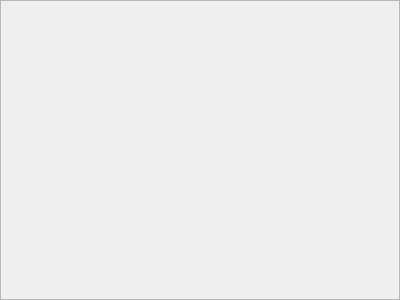
First picture: the form in createuser.ui, repository elPoublo256/PMP_Play_WClient, before the edit.
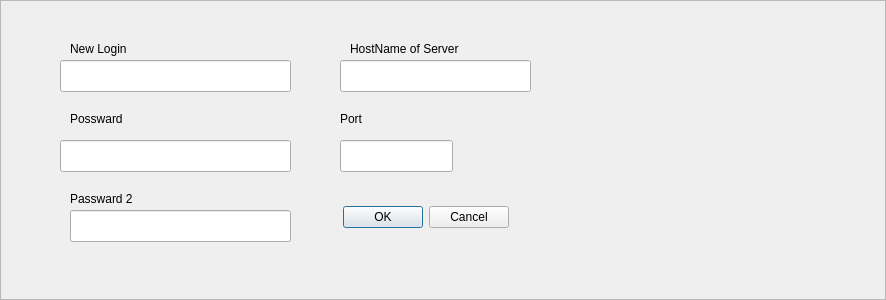
Second picture: the form after the edit.

```diff
--- a/createuser.ui
+++ b/createuser.ui
@@ -9,7 +9,7 @@
    <rect>
     <x>0</x>
     <y>0</y>
-    <width>400</width>
+    <width>886</width>
     <height>300</height>
    </rect>
   </property>
@@ -19,5 +19,139 @@
   <property name="windowTitle">
    <string>Frame</string>
   </property>
+  <property name="frameShape">
+   <enum>QFrame::StyledPanel</enum>
+  </property>
+  <property name="frameShadow">
+   <enum>QFrame::Raised</enum>
+  </property>
+  <widget class="QLabel" name="label">
+   <property name="geometry">
+    <rect>
+     <x>70</x>
+     <y>40</y>
+     <width>59</width>
+     <height>18</height>
+    </rect>
+   </property>
+   <property name="text">
+    <string>New Login</string>
+   </property>
+  </widget>
+  <widget class="QLabel" name="label_2">
+   <property name="geometry">
+    <rect>
+     <x>70</x>
+     <y>110</y>
+     <width>59</width>
+     <height>18</height>
+    </rect>
+   </property>
+   <property name="text">
+    <string>Possward</string>
+   </property>
+  </widget>
+  <widget class="QLabel" name="label_3">
+   <property name="geometry">
+    <rect>
+     <x>70</x>
+     <y>190</y>
+     <width>141</width>
+     <height>18</height>
+    </rect>
+   </property>
+   <property name="text">
+    <string>Passward 2</string>
+   </property>
+  </widget>
+  <widget class="QLabel" name="label_4">
+   <property name="geometry">
+    <rect>
+     <x>350</x>
+     <y>40</y>
+     <width>161</width>
+     <height>18</height>
+    </rect>
+   </property>
+   <property name="text">
+    <string>HostName of Server</string>
+   </property>
+  </widget>
+  <widget class="QLabel" name="label_5">
+   <property name="geometry">
+    <rect>
+     <x>340</x>
+     <y>110</y>
+     <width>59</width>
+     <height>18</height>
+    </rect>
+   </property>
+   <property name="text">
+    <string>Port</string>
+   </property>
+  </widget>
+  <widget class="QDialogButtonBox" name="buttonBox">
+   <property name="geometry">
+    <rect>
+     <x>330</x>
+     <y>200</y>
+     <width>179</width>
+     <height>34</height>
+    </rect>
+   </property>
+   <property name="standardButtons">
+    <set>QDialogButtonBox::Cancel|QDialogButtonBox::Ok</set>
+   </property>
+  </widget>
+  <widget class="QLineEdit" name="lineEdit">
+   <property name="geometry">
+    <rect>
+     <x>60</x>
+     <y>60</y>
+     <width>231</width>
+     <height>32</height>
+    </rect>
+   </property>
+  </widget>
+  <widget class="QLineEdit" name="lineEdit_2">
+   <property name="geometry">
+    <rect>
+     <x>60</x>
+     <y>140</y>
+     <width>231</width>
+     <height>32</height>
+    </rect>
+   </property>
+  </widget>
+  <widget class="QLineEdit" name="lineEdit_3">
+   <property name="geometry">
+    <rect>
+     <x>70</x>
+     <y>210</y>
+     <width>221</width>
+     <height>32</height>
+    </rect>
+   </property>
+  </widget>
+  <widget class="QLineEdit" name="lineEdit_4">
+   <property name="geometry">
+    <rect>
+     <x>340</x>
+     <y>60</y>
+     <width>191</width>
+     <height>32</height>
+    </rect>
+   </property>
+  </widget>
+  <widget class="QLineEdit" name="lineEdit_5">
+   <property name="geometry">
+    <rect>
+     <x>340</x>
+     <y>140</y>
+     <width>113</width>
+     <height>32</height>
+    </rect>
+   </property>
+  </widget>
  </widget>
 </ui>
```
Left out of the diff: 12 changed lines with no effect on the pictures.
